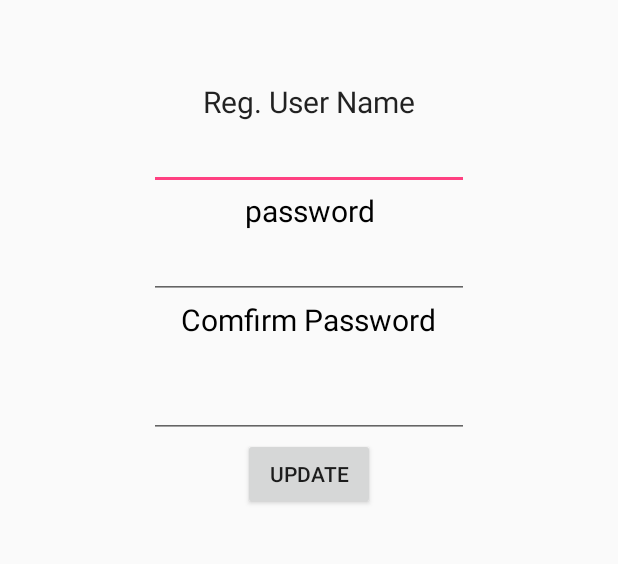
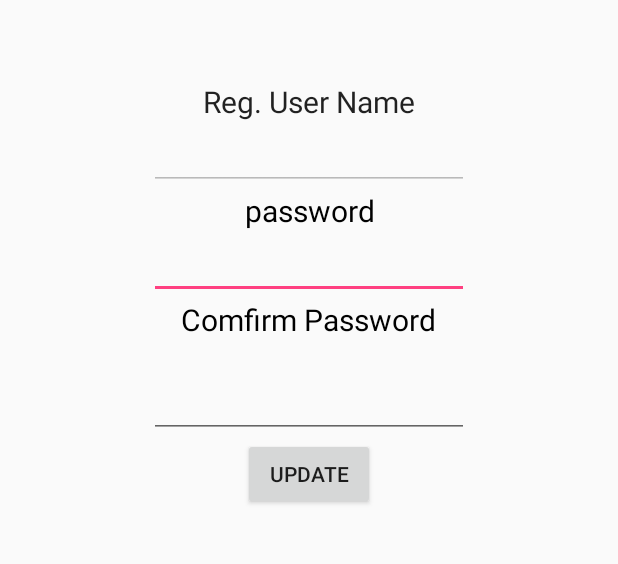
Before and after one commit to umayanga123/scpp_android_node, an Android app: the UpdateProfile screen opened directly, with no data from a screen before it, on a phone screen of 412 x 824 dp, the part 84-648 px from its top. Run offline under Robolectric (Android 15) with nearby library versions, the light colour scheme and no system bars; 2 statements that could not run were skipped.

Commit message:
complete_update_profile_functionality_16_9_02_23_38

```diff
--- a/app/src/main/java/scpp/globaleye/com/scppclient/ui/Home.java
+++ b/app/src/main/java/scpp/globaleye/com/scppclient/ui/Home.java
@@ -26,6 +26,7 @@ public class Home extends AppCompatActivity implements View.OnClickListener {
     private ImageButton serviceimgButton;
 
     private String userName;
+
 
     @Override
     protected void onCreate(Bundle savedInstanceState) {
@@ -113,6 +114,7 @@ public class Home extends AppCompatActivity implements View.OnClickListener {
             @Override
             public void run() {
                 Intent intent = new Intent(Home.this, UpdateProfile.class);
+                intent.putExtra("USER_NAME", userName);
                 Home.this.startActivity(intent);
                 Home.this.finish();
             }
--- a/app/src/main/java/scpp/globaleye/com/scppclient/ui/Login.java
+++ b/app/src/main/java/scpp/globaleye/com/scppclient/ui/Login.java
@@ -30,6 +30,7 @@
 
     private String username;
     private String password;
+    private User user;
 
     @Override
     protected void onCreate(Bundle savedInstanceState) {
@@ -85,7 +86,7 @@
             password =passwordTextPasword.getText().toString().trim();
 
 
-            User user = PreferenceUtils.getUser(this,username,password);
+            user = PreferenceUtils.getUser(this, username, password);
 
             if(user.getPassword().equals(password)){
                 navigateToHome();
--- a/app/src/main/java/scpp/globaleye/com/scppclient/ui/UpdateProfile.java
+++ b/app/src/main/java/scpp/globaleye/com/scppclient/ui/UpdateProfile.java
@@ -1,13 +1,22 @@
 package scpp.globaleye.com.scppclient.ui;
 
+
+
+import android.content.DialogInterface;
 import android.content.Intent;
 import android.os.Bundle;
+import android.support.v7.app.AlertDialog;
 import android.support.v7.app.AppCompatActivity;
 import android.support.v7.widget.Toolbar;
 import android.view.View;
 import android.widget.Button;
+import android.widget.EditText;
+import android.widget.Toast;
 
 import scpp.globaleye.com.scppclient.R;
+import scpp.globaleye.com.scppclient.exceptions.NoUserException;
+import scpp.globaleye.com.scppclient.utils.PreferenceUtils;
+import scpp.globaleye.com.senzc.enums.pojos.User;
 
 /**
  * Created by umayanga on 8/11/16.
@@ -16,6 +25,11 @@ public class UpdateProfile extends AppCompatActivity implements View.OnClickList
 
     private final int SPLASH_DISPLAY_LENGTH = 2000;
     private Button updateProfile;
+    private EditText updateUserName;
+    private EditText updatePassword;
+    private EditText confirmPassword;
+    private String userName;
+    private User user;
 
     @Override
     protected void onCreate(Bundle savedInstanceState) {
@@ -26,30 +40,88 @@ public class UpdateProfile extends AppCompatActivity implements View.OnClickList
         setSupportActionBar(toolbar);
         getSupportActionBar().setTitle(null);
 
+        Bundle extras = getIntent().getExtras();
+        if (extras != null) {
+            userName= extras.getString("USER_NAME");
+        }
+
+        try {
+            user = PreferenceUtils.getUser(this);
+        } catch (NoUserException e) {
+            Toast.makeText(this, "Invalid USSER", Toast.LENGTH_LONG).show();
+        }
+
+
+
         initUi();
 
     }
 
 
     private void initUi() {
-        updateProfile = (Button) findViewById(R.id.buttonUpdateProfile);
+        updateProfile = (Button) findViewById(R.id.btUpdateProfile);
+        updateUserName = (EditText) findViewById(R.id.etUpdateUserName);
+        updatePassword = (EditText) findViewById(R.id.etUpdatpasswordtxt);
+        confirmPassword =(EditText) findViewById(R.id.etUPConfirmPasswordeditText);
         updateProfile.setOnClickListener(UpdateProfile.this);
+
+
+
+        updateUserName.setText(user.getUsername());
+        updatePassword.setText(user.getPassword());
+        updateUserName.setEnabled(false);
 
 
     }
 
     @Override
     public void onClick(View v) {
+        if (v == updateProfile) {
+            if(updatePassword.getText().toString().trim().equals(confirmPassword.getText().toString().trim())){
+                updateProfile();
+            }else{
+                Toast.makeText(UpdateProfile.this, "password and confirm Password Not Match" , Toast.LENGTH_SHORT).show();
+            }
+        }
+
+    }
+
+    private void updateProfile() {
+        DialogInterface.OnClickListener dialogClickListener = new DialogInterface.OnClickListener() {
+            @Override
+            public void onClick(DialogInterface dialog, int which) {
+                switch (which){
+                    case DialogInterface.BUTTON_POSITIVE:
+                        String msg= PreferenceUtils.updateUser(getApplicationContext(), user.getUsername(), updatePassword.getText().toString().trim());
+                        if(msg.equals("update")){
+                            Toast.makeText(UpdateProfile.this, "update profile successfully" , Toast.LENGTH_SHORT).show();
+                        }else{
+                            Toast.makeText(UpdateProfile.this, "update failed" , Toast.LENGTH_SHORT).show();
+                        }
+                        break;
+
+                    case DialogInterface.BUTTON_NEGATIVE:
+                        //No button clicked
+                        break;
+                }
+            }
+        };
+
+        AlertDialog.Builder builder = new AlertDialog.Builder(this);
+        builder.setMessage("Are you sure  ,you want to change password ?").setPositiveButton("Yes", dialogClickListener).setNegativeButton("No", dialogClickListener).show();
+
 
     }
 
     public void goHome(View v) {
         Intent intent = new Intent(UpdateProfile.this, Home.class);
+        intent.putExtra("USER_NAME", userName);
         startActivity(intent);
         UpdateProfile.this.finish();
     }
     public void goBack(View v) {
         Intent intent = new Intent(UpdateProfile.this, Home.class);
+        intent.putExtra("USER_NAME", userName);
         UpdateProfile.this.startActivity(intent);
         UpdateProfile.this.finish();
     }
--- a/app/src/main/res/layout/activity_profile_update_view.xml
+++ b/app/src/main/res/layout/activity_profile_update_view.xml
@@ -36,7 +36,7 @@
                 android:ems="10"
                 android:layout_below="@+id/ruserName_lb"
                 android:layout_centerHorizontal="true"
-                android:id="@+id/editText" />
+                android:id="@+id/etUpdateUserName" />
 
 
 
@@ -49,7 +49,7 @@
                 android:textColor="@android:color/background_dark"
                 android:textSize="20dp"
                 android:textAlignment="center"
-                android:layout_below="@+id/editText"
+                android:layout_below="@+id/etUpdateUserName"
                 android:layout_centerHorizontal="true" />
 
             <EditText
@@ -57,7 +57,7 @@
                 android:layout_height="wrap_content"
                 android:inputType="textPassword"
                 android:ems="10"
-                android:id="@+id/tfupdatpasswordtxt"
+                android:id="@+id/etUpdatpasswordtxt"
                 android:layout_below="@+id/passwordlable"
                 android:layout_centerHorizontal="true" />
 
@@ -71,7 +71,7 @@
                 android:textColor="@android:color/background_dark"
                 android:textSize="20dp"
                 android:textAlignment="center"
-                android:layout_below="@+id/tfupdatpasswordtxt"
+                android:layout_below="@+id/etUpdatpasswordtxt"
                 android:layout_centerHorizontal="true" />
 
 
@@ -81,11 +81,11 @@
                 android:layout_height="wrap_content"
                 android:inputType="textPassword"
                 android:ems="10"
-                android:id="@+id/tfconfirmPasswordeditText"
+                android:id="@+id/etUPConfirmPasswordeditText"
                 android:layout_marginTop="20dp"
                 android:layout_below="@+id/cptextView"
-                android:layout_alignLeft="@+id/tfupdatpasswordtxt"
-                android:layout_alignStart="@+id/tfupdatpasswordtxt"
+                android:layout_alignLeft="@+id/etUpdatpasswordtxt"
+                android:layout_alignStart="@+id/etUpdatpasswordtxt"
                 android:layout_centerHorizontal="true"/>
 
 
@@ -93,8 +93,8 @@
                 android:layout_width="wrap_content"
                 android:layout_height="wrap_content"
                 android:text="Update"
-                android:id="@+id/buttonUpdateProfile"
-                android:layout_below="@+id/tfconfirmPasswordeditText"
+                android:id="@+id/btUpdateProfile"
+                android:layout_below="@+id/etUPConfirmPasswordeditText"
                 android:layout_alignLeft="@+id/ruserName_lb"
                 android:layout_alignStart="@+id/ruserName_lb"
                 android:layout_centerHorizontal="true"/>
```
Also changed, not shown: app/src/main/java/scpp/globaleye/com/scppclient/db/SenzorsDbSource.java (+6 -1 lines), app/src/main/java/scpp/globaleye/com/scppclient/ui/Registration.java (+4 -16 lines), app/src/main/java/scpp/globaleye/com/scppclient/utils/PreferenceUtils.java (+43 -7 lines), app/src/main/res/layout/activity_registration.xml (+10 -10 lines), app/src/main/res/layout/coin_view_layout.xml (+6 -6 lines).
